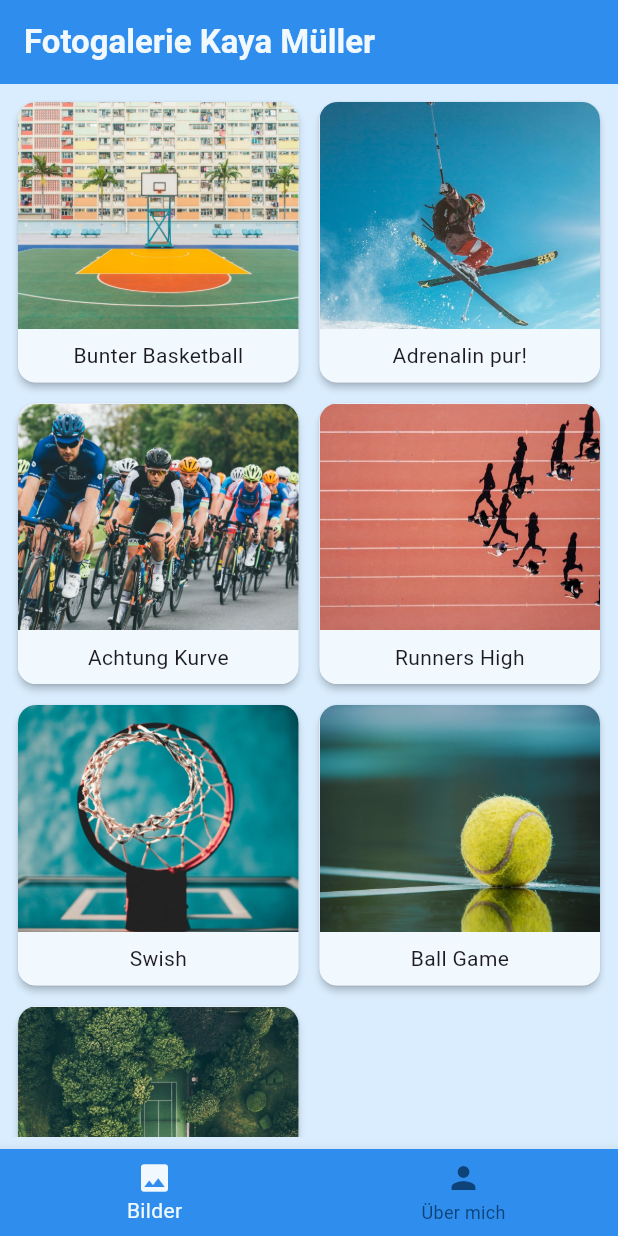
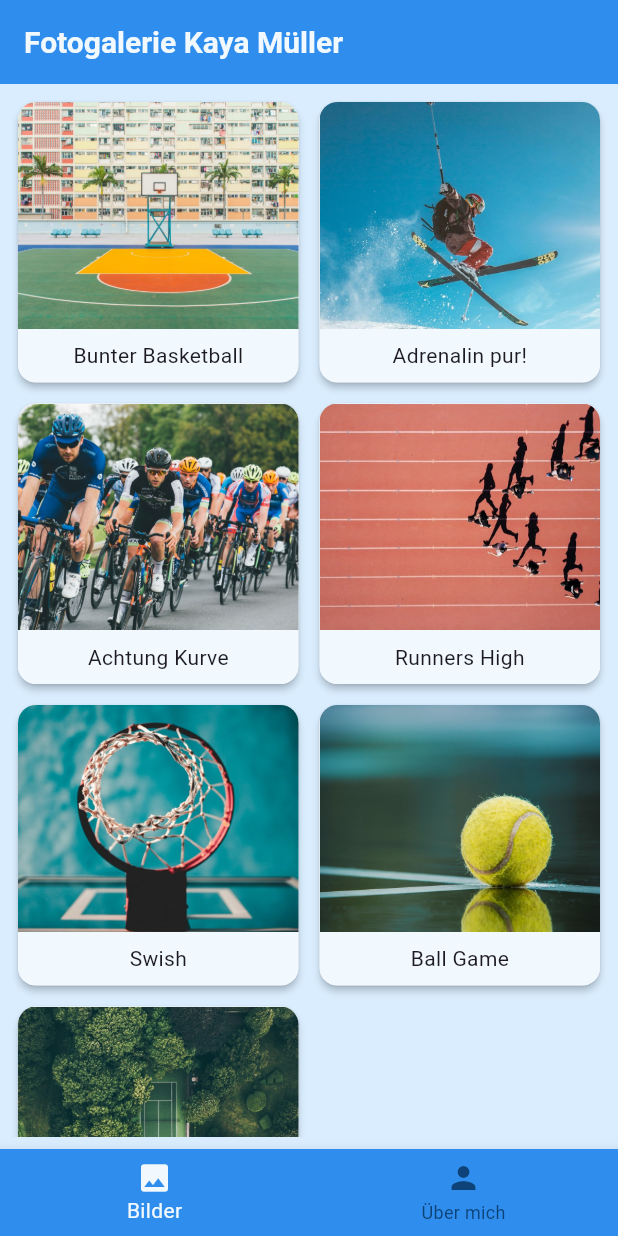
Before and after one commit to Jura17/p16_bildergalerie, a Flutter app: the screen it shows after launch, on a phone screen of 412 x 824 dp. Run offline on Flutter 3.47's test engine with Material 3 defaults, Android fonts, the phone set to English and light mode, and no system bars.

Commit message:
add gallery theme classes and define colors in seperate file

```diff
--- a/lib/gallery_app.dart
+++ b/lib/gallery_app.dart
@@ -15,16 +15,7 @@ class _GalleryAppState extends State<GalleryApp> {
   @override
   Widget build(BuildContext context) {
     return Scaffold(
-      appBar: AppBar(
-        title: Text(
-          "Fotogalerie Kaya Müller",
-          style: TextStyle(
-              color: Theme.of(context).highlightColor,
-              fontWeight: FontWeight.bold),
-        ),
-        backgroundColor: Theme.of(context).primaryColor,
-      ),
-      backgroundColor: Theme.of(context).scaffoldBackgroundColor,
+      appBar: AppBar(title: Text("Fotogalerie Kaya Müller")),
       body: [
         GalleryScreen(),
         AboutMeScreen(),
--- /dev/null
+++ b/lib/gallery_theme.dart
@@ -0,0 +1,16 @@
+import 'package:flutter/material.dart';
+
+class GalleryColors {
+  static const Color primaryColor = Color.fromARGB(255, 47, 142, 237);
+  static const Color highlightColor = Color.fromARGB(255, 241, 249, 255);
+  static const Color scaffoldBGColor = Color.fromARGB(255, 217, 237, 254);
+  static const Color disabledColor = Color.fromARGB(255, 13, 67, 120);
+}
+
+class GalleryTextStyles {
+  static const TextStyle appBarTitleStyle = TextStyle(
+    color: GalleryColors.highlightColor,
+    fontWeight: FontWeight.bold,
+    fontSize: 20,
+  );
+}
--- a/lib/main.dart
+++ b/lib/main.dart
@@ -1,4 +1,5 @@
 import 'package:flutter/material.dart';
+import 'package:p16_bildergalerie/gallery_theme.dart';
 import 'package:p16_bildergalerie/gallery_app.dart';
 
 void main() {
@@ -15,11 +16,13 @@ class MainApp extends StatelessWidget {
       theme: ThemeData(
         appBarTheme: AppBarTheme(
           iconTheme: IconThemeData(color: Color.fromARGB(255, 241, 249, 255)),
+          backgroundColor: GalleryColors.primaryColor,
+          titleTextStyle: GalleryTextStyles.appBarTitleStyle,
         ),
-        primaryColor: Color.fromARGB(255, 47, 142, 237),
-        highlightColor: Color.fromARGB(255, 241, 249, 255),
-        scaffoldBackgroundColor: Color.fromARGB(255, 217, 237, 254),
-        disabledColor: Color.fromARGB(255, 13, 67, 120),
+        primaryColor: GalleryColors.primaryColor,
+        highlightColor: GalleryColors.highlightColor,
+        scaffoldBackgroundColor: GalleryColors.scaffoldBGColor,
+        disabledColor: GalleryColors.disabledColor,
       ),
       home: GalleryApp(),
     );
```
